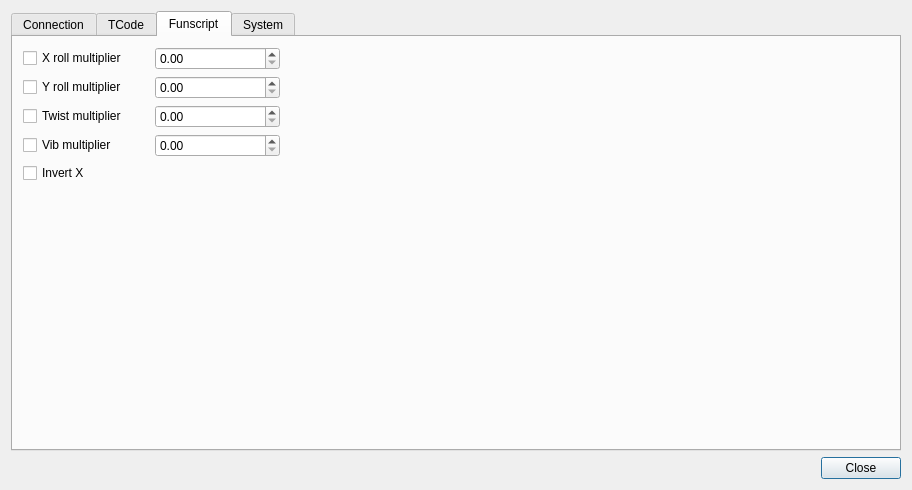
jcfain/XTPlayer, file src/settings.ui: the form before one commit.
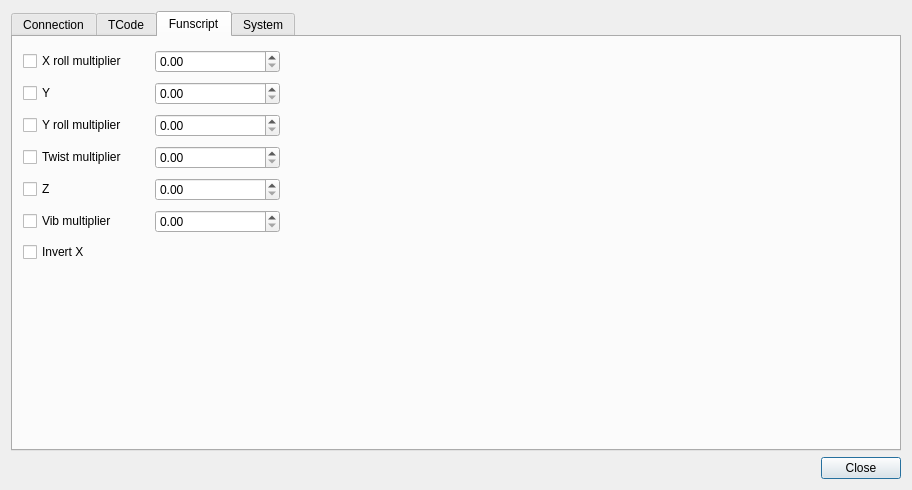
The form after the commit. The open tabs and pages were chosen to show the change. Icons and pictures are not drawn.

Diff of the .ui file:
```diff
--- a/src/settings.ui
+++ b/src/settings.ui
@@ -31,7 +31,7 @@
      </property>
     </widget>
    </item>
-   <item row="3" column="0">
+   <item row="0" column="0">
     <widget class="QTabWidget" name="settingsTabWidget">
      <property name="currentIndex">
       <number>0</number>
@@ -263,18 +263,18 @@
          <x>10</x>
          <y>10</y>
          <width>257</width>
-         <height>137</height>
+         <height>220</height>
         </rect>
        </property>
        <layout class="QGridLayout" name="FunscriptSettingsGrid">
-        <item row="2" column="1">
+        <item row="4" column="1">
          <widget class="QCheckBox" name="twistMultiplierCheckBox">
           <property name="text">
            <string>Twist multiplier</string>
           </property>
          </widget>
         </item>
-        <item row="0" column="2">
+        <item row="1" column="2">
          <widget class="QDoubleSpinBox" name="xRollMultiplierSpinBox">
           <property name="maximum">
            <double>1.000000000000000</double>
@@ -284,14 +284,24 @@
           </property>
          </widget>
         </item>
-        <item row="0" column="1">
+        <item row="1" column="1">
          <widget class="QCheckBox" name="xRollMultiplierCheckBox">
           <property name="text">
            <string>X roll multiplier</string>
           </property>
          </widget>
         </item>
-        <item row="1" column="2">
+        <item row="2" column="2">
+         <widget class="QDoubleSpinBox" name="yMultiplierSpinBox"/>
+        </item>
+        <item row="9" column="1">
+         <widget class="QCheckBox" name="invertFunscriptXCheckBox">
+          <property name="text">
+           <string>Invert X</string>
+          </property>
+         </widget>
+        </item>
+        <item row="3" column="2">
          <widget class="QDoubleSpinBox" name="yRollMultiplierSpinBox">
           <property name="maximum">
            <double>1.000000000000000</double>
@@ -301,21 +311,28 @@
           </property>
          </widget>
         </item>
-        <item row="3" column="1">
+        <item row="2" column="1">
+         <widget class="QCheckBox" name="yMultiplierCheckBox">
+          <property name="text">
+           <string>Y</string>
+          </property>
+         </widget>
+        </item>
+        <item row="6" column="1">
          <widget class="QCheckBox" name="vibMultiplierCheckBox">
           <property name="text">
            <string>Vib multiplier</string>
           </property>
          </widget>
         </item>
-        <item row="1" column="1">
+        <item row="3" column="1">
          <widget class="QCheckBox" name="yRollMultiplierCheckBox">
           <property name="text">
            <string>Y roll multiplier</string>
           </property>
          </widget>
         </item>
-        <item row="3" column="2">
+        <item row="6" column="2">
          <widget class="QDoubleSpinBox" name="vibMultiplierSpinBox">
           <property name="maximum">
            <double>1.000000000000000</double>
@@ -325,7 +342,7 @@
           </property>
          </widget>
         </item>
-        <item row="2" column="2">
+        <item row="4" column="2">
          <widget class="QDoubleSpinBox" name="twistMultiplierSpinBox">
           <property name="maximum">
            <double>1.000000000000000</double>
@@ -335,13 +352,16 @@
           </property>
          </widget>
         </item>
-        <item row="4" column="1">
-         <widget class="QCheckBox" name="invertFunscriptXCheckBox">
+        <item row="5" column="1">
+         <widget class="QCheckBox" name="zMultiplierCheckBox">
           <property name="text">
-           <string>Invert X</string>
+           <string>Z</string>
           </property>
          </widget>
         </item>
+        <item row="5" column="2">
+         <widget class="QDoubleSpinBox" name="zMuliplierSpinBox"/>
+        </item>
        </layout>
       </widget>
      </widget>
```
